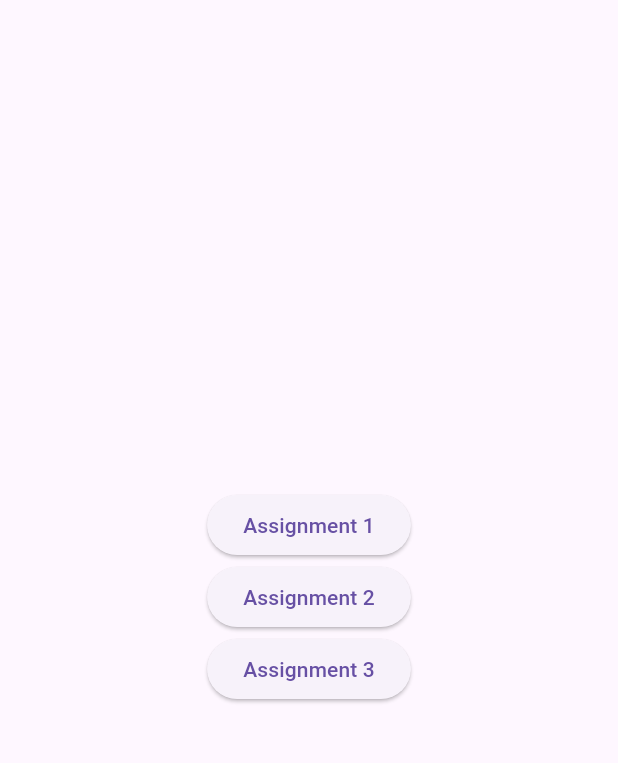
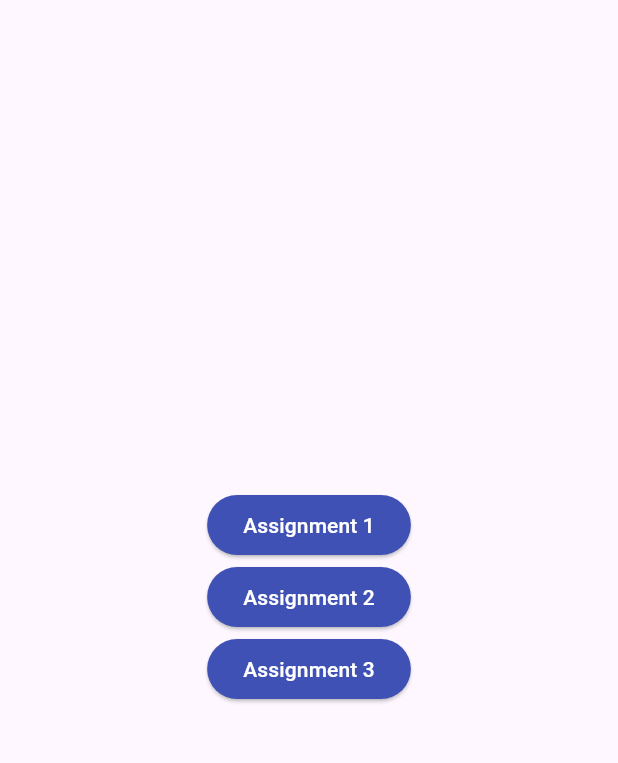
Before and after one commit to araful39/Bd_Calling_Task, a Flutter app: the screen it shows after launch, on a phone screen of 412 x 824 dp, the part 63-826 px from its top. Run offline on Flutter 3.47's test engine with Material 3 defaults, Android fonts, the light colour scheme and no system bars; our stand-ins replace get.

Commit message:
get package add

```diff
--- a/lib/custom_widget/custom_elevated_button.dart
+++ b/lib/custom_widget/custom_elevated_button.dart
@@ -12,6 +12,6 @@ class CustomElevatedButton extends StatelessWidget {
     return SizedBox(
 
 
-        child: ElevatedButton(onPressed: onPressed, child: Text(buttonName)));
+        child: ElevatedButton(onPressed: onPressed,style: ElevatedButton.styleFrom(backgroundColor: Colors.indigo), child: Text(buttonName,style: TextStyle(color: Colors.white),)));
   }
 }
--- a/lib/main.dart
+++ b/lib/main.dart
@@ -1,8 +1,9 @@
 import 'package:flutter/material.dart';
+import 'package:get/get.dart';
 
 import 'view/home.dart';
 
-void main(){
+void main() {
   runApp(const MyApp());
 }
 
@@ -11,7 +12,8 @@ class MyApp extends StatelessWidget {
 
   @override
   Widget build(BuildContext context) {
-    return const MaterialApp(
+    return const GetMaterialApp(
+      debugShowCheckedModeBanner: false,
       home: Home(),
     );
   }
--- a/pubspec.yaml
+++ b/pubspec.yaml
@@ -35,6 +35,7 @@ dependencies:
   # The following adds the Cupertino Icons font to your application.
   # Use with the CupertinoIcons class for iOS style icons.
   cupertino_icons: ^1.0.8
+  get: ^4.6.6
 
 dev_dependencies:
   flutter_test:
```
Also changed, not shown: pubspec.lock.
